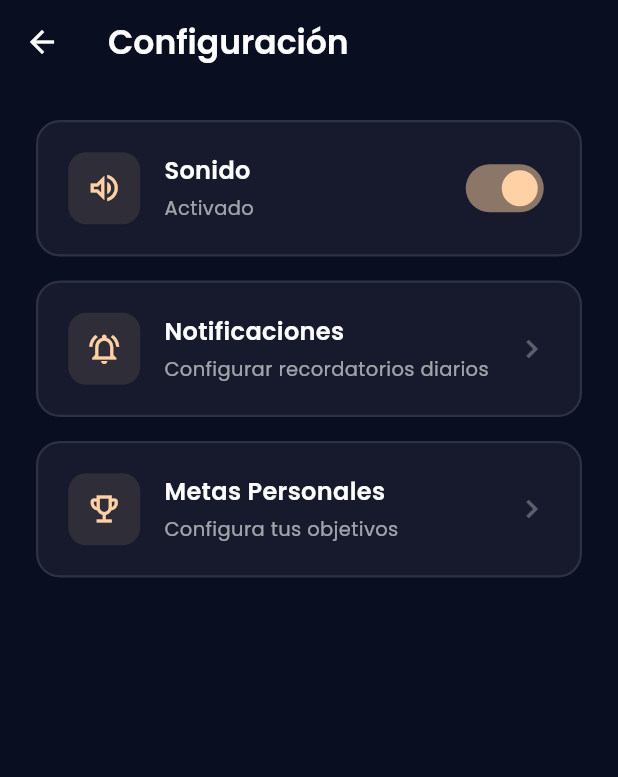
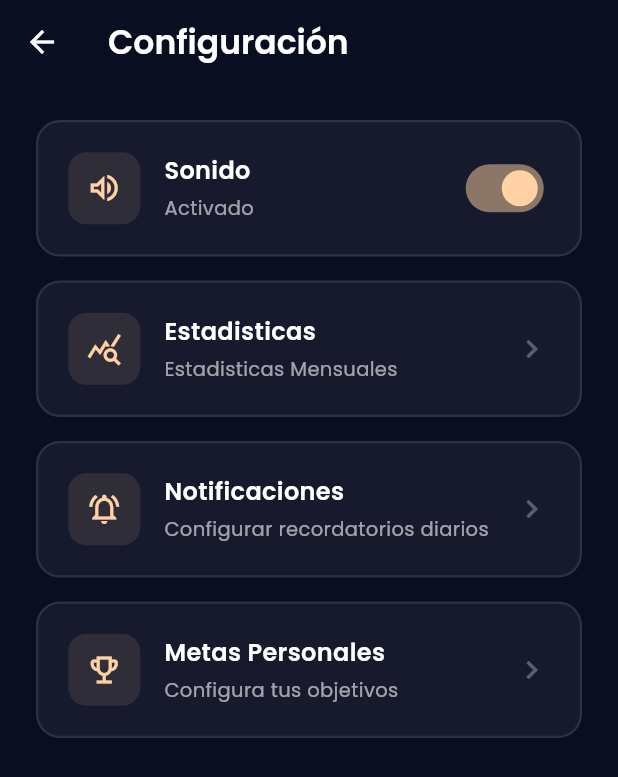
Before and after one commit to sanjuli14/cielo_estrellado, a Flutter app: the SettingsScreen screen opened directly, on a phone screen of 412 x 824 dp. Shown: the top 777 px of the screen. Run offline on Flutter 3.47's test engine with Material 3 defaults, Android fonts, the phone set to English and light mode, and no system bars; our stand-ins replace audioplayers, fl_chart, flutter_local_notifications, flutter_riverpod, flutter_svg, flutter_timezone and 5 more; accounts and stored records are empty.

Commit message:
all in setting button

```diff
--- a/lib/presentation/screen/settings/settings_screen.dart
+++ b/lib/presentation/screen/settings/settings_screen.dart
@@ -2,6 +2,7 @@ import 'package:cielo_estrellado/core/audio/audio_provider.dart';
 import 'package:cielo_estrellado/core/notifications/notification_service.dart';
 import 'package:cielo_estrellado/l10n/app_localizations.dart';
 import 'package:cielo_estrellado/presentation/screen/goals/goals_screen.dart';
+import 'package:cielo_estrellado/presentation/screen/stats/stats_screen.dart';
 import 'package:flutter/material.dart';
 import 'package:flutter_riverpod/flutter_riverpod.dart';
 import 'package:hive/hive.dart';
@@ -132,6 +133,13 @@ class _SettingsScreenState extends ConsumerState<SettingsScreen> {
             ),
             const SizedBox(height: 16),
             _buildSettingCard(
+                icon: Icons.query_stats,
+                title: "Estadisticas",
+                subtitle: "Estadisticas Mensuales",
+                onTap: () => Navigator.of(context).push(
+                    MaterialPageRoute(builder: (_) => const StatsScreen()))),
+            const SizedBox(height: 16),
+            _buildSettingCard(
               icon: Icons.notifications_active_outlined,
               title: 'Notificaciones',
               subtitle: 'Configurar recordatorios diarios',
```
Also changed, not shown: lib/presentation/screen/home/home_screen.dart (+1 -31 lines).
